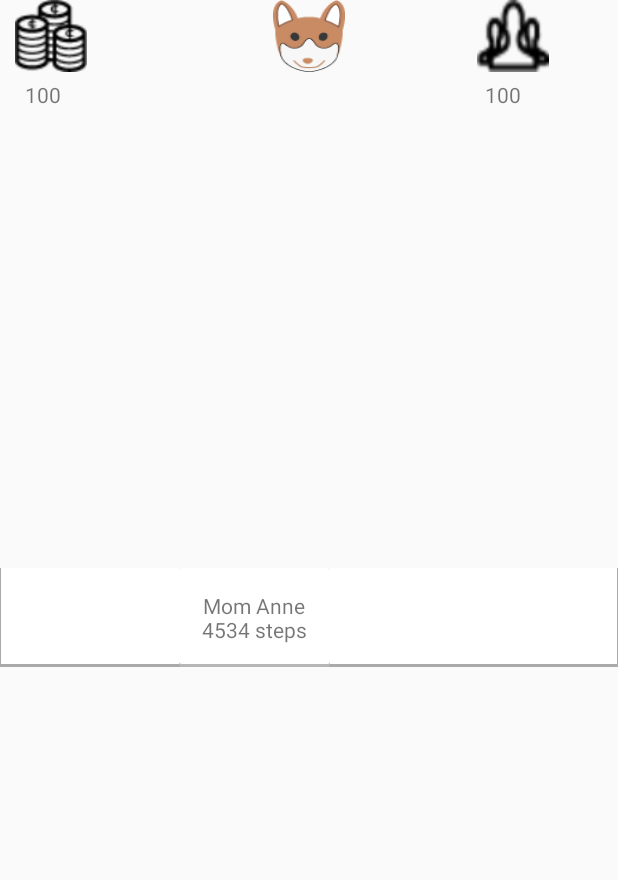
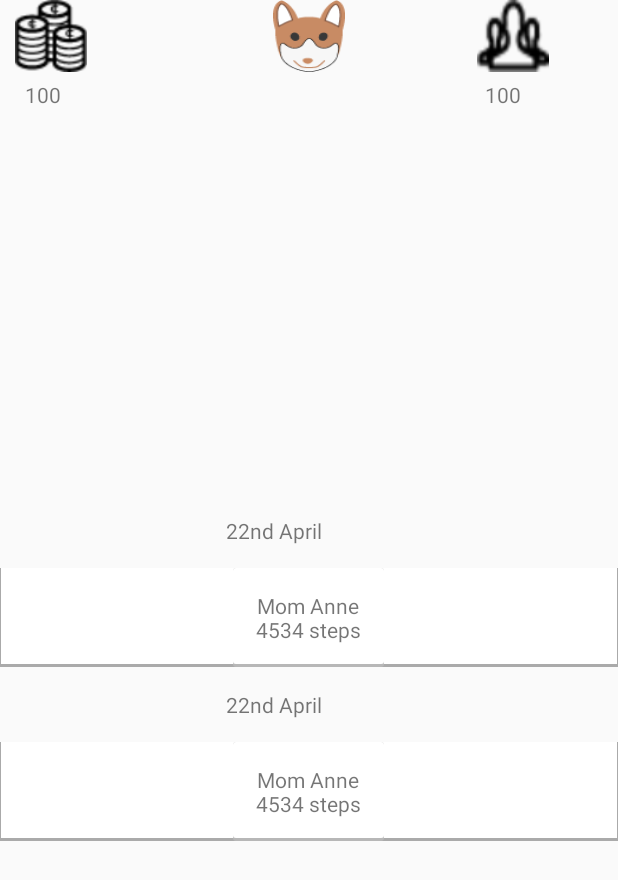
Before and after one commit to RahulJKVerma/kidsense, an Android app: the layout activityfragment.xml on its own in the app's theme, with its tools: preview values and no code run, on a phone screen of 412 x 824 dp. Shown: the top 880 px of the screen. Run offline under Robolectric (Android 15) with nearby library versions, the phone set to English and light mode, and no system bars.

Commit message:
front end profile

```diff
--- a/TreasureTrail 2/app/src/main/res/layout/activityfragment.xml
+++ b/TreasureTrail 2/app/src/main/res/layout/activityfragment.xml
@@ -3,7 +3,8 @@
 <RelativeLayout
     xmlns:android="http://schemas.android.com/apk/res/android"
     android:layout_width="match_parent"
-    android:layout_height="match_parent"  >
+    android:layout_height="match_parent"
+    android:id="@+id/coinsTeam">
     <LinearLayout
         android:layout_width="wrap_content"
         android:layout_height="wrap_content"
@@ -36,30 +37,29 @@
 
 
         </RelativeLayout>
-        <RelativeLayout
-            android:layout_width="wrap_content"
-            android:layout_height="wrap_content">
-            <!-- coins, teammates-->
 
-
-        </RelativeLayout>
 
         </LinearLayout>
 
-    <LinearLayout android:orientation="vertical"
-        android:layout_width="match_parent"
+
+    <TextView
+        android:layout_width="wrap_content"
         android:layout_height="wrap_content"
-        android:id="@+id/linearLayout">
-
-    </LinearLayout>
-
+        android:layout_gravity="center"
+        android:gravity="center"
+        android:padding="15dp"
+        android:text="22nd April"
+        android:layout_above="@+id/activity1"
+        android:layout_alignRight="@+id/pet1"
+        android:layout_alignEnd="@+id/pet1"
+        android:id="@+id/textView2" />
     <RelativeLayout
         xmlns:android="http://schemas.android.com/apk/res/android"
         android:layout_width="match_parent"
         android:layout_height="wrap_content"
         android:gravity="center"
         android:background="@drawable/rowshadow"
-        android:id="@+id/leaderboardid"
+        android:id="@+id/activity1"
         android:layout_centerVertical="true"
         android:layout_alignParentLeft="true"
         android:layout_alignParentStart="true">
@@ -73,10 +73,42 @@
             android:background="@drawable/layer_card_background"
             android:text="Mom Anne\n4534 steps"
             android:layout_alignParentTop="true"
-            android:layout_alignParentRight="true"
-            android:layout_alignParentEnd="true"
-            android:layout_marginRight="72dp"
-            android:layout_marginEnd="72dp" />
+            android:layout_alignParentLeft="true"
+            android:layout_alignParentStart="true" />
+    </RelativeLayout>
+    <TextView
+        android:layout_width="wrap_content"
+        android:layout_height="wrap_content"
+        android:layout_gravity="center"
+        android:gravity="center"
+        android:padding="15dp"
+        android:text="22nd April"
+        android:id="@+id/textView3"
+        android:layout_below="@+id/activity1"
+        android:layout_alignLeft="@+id/textView2"
+        android:layout_alignStart="@+id/textView2" />
+    <RelativeLayout
+        xmlns:android="http://schemas.android.com/apk/res/android"
+        android:layout_width="match_parent"
+        android:layout_height="wrap_content"
+        android:gravity="center"
+        android:background="@drawable/rowshadow"
+        android:id="@+id/leaderboardid"
+        android:layout_below="@+id/textView3"
+        android:layout_alignParentLeft="true"
+        android:layout_alignParentStart="true">
+
+        <TextView
+            android:layout_width="wrap_content"
+            android:layout_height="wrap_content"
+            android:layout_gravity="center"
+            android:gravity="center"
+            android:padding="15dp"
+            android:background="@drawable/layer_card_background"
+            android:text="Mom Anne\n4534 steps"
+            android:layout_alignParentTop="true"
+            android:layout_alignParentLeft="true"
+            android:layout_alignParentStart="true" />
     </RelativeLayout>
 
     <ImageView
```
